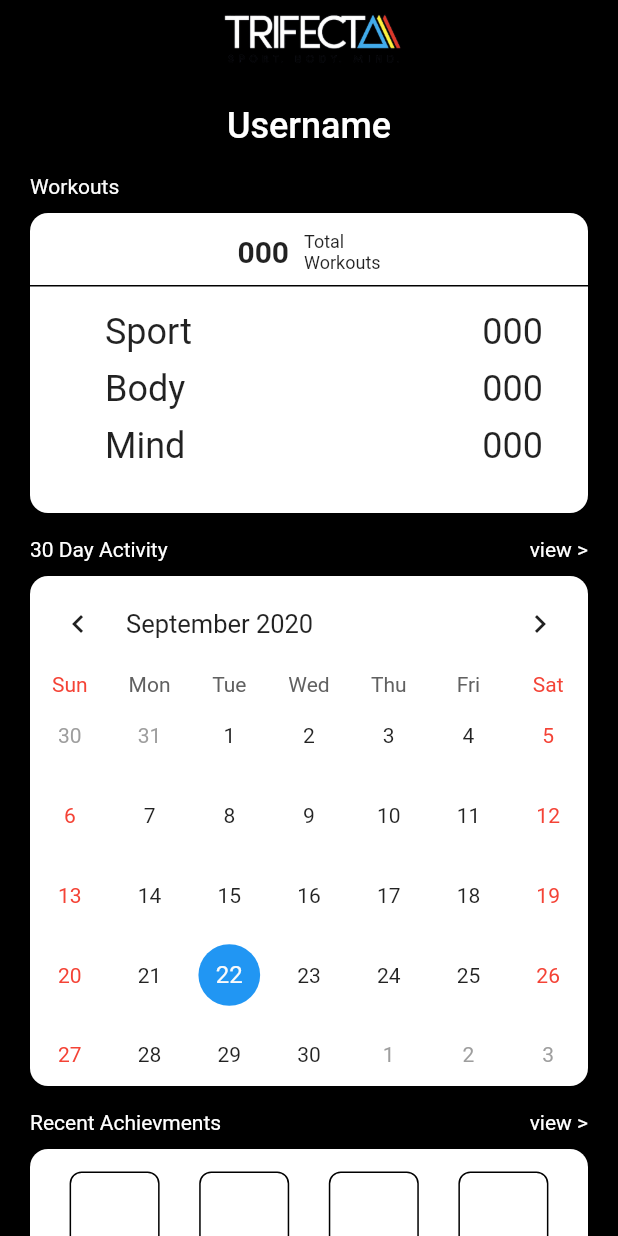
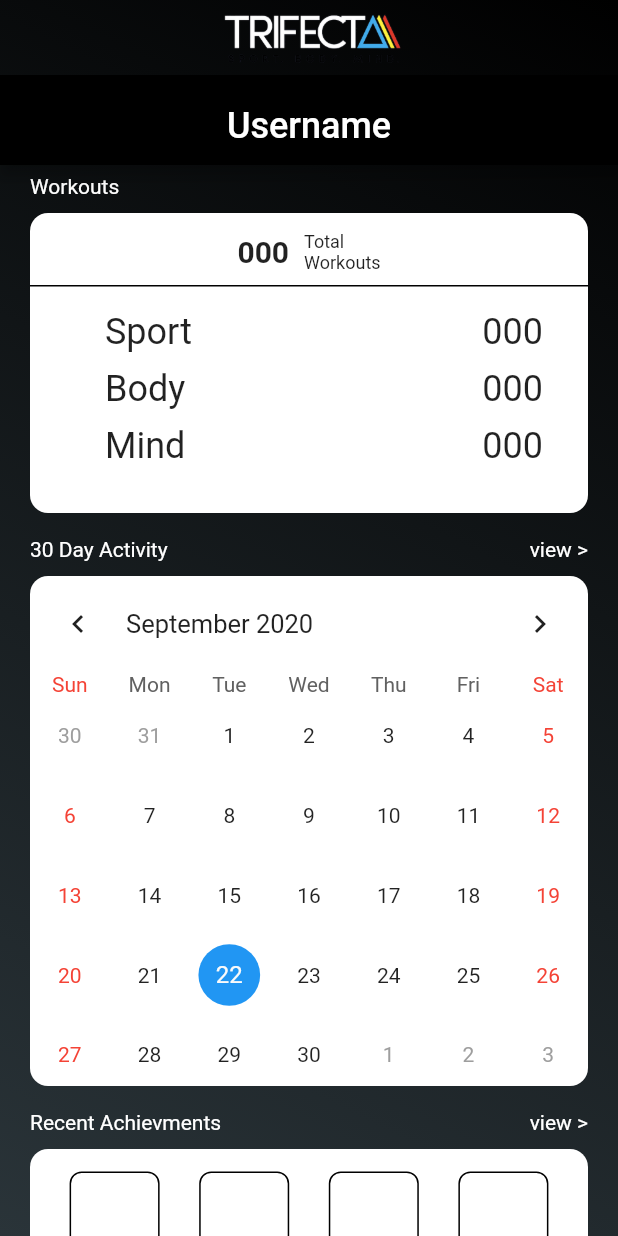
Before and after one commit to juderzzo/TrifectaAppFull, a Flutter app: the ProfileRoute screen opened directly, scrolled down 240 dp, on a phone screen of 412 x 824 dp. Run offline on Flutter 3.47's test engine with Material 2 defaults, Android fonts, the phone set to English and light mode, and no system bars; drawn by our look-alikes of table_calendar; our stand-ins replace flutter_svg, font_awesome_flutter, google_fonts, titled_navigation_bar, video_player; missing offline and left inert: agora_rtc_engine, social_media_buttons; project files that could hold a hidden picture were left out.

```diff
--- a/TrifectaApp/lib/personal/profile.dart
+++ b/TrifectaApp/lib/personal/profile.dart
@@ -29,12 +29,19 @@ class _ProfileRouteState extends State<ProfileRoute>{
   final TextStyle greyTExt = TextStyle(
     color: Colors.grey.shade400,
   );
+  Color gunmetal = Color(0xFF2A3439);
   @override
   Widget build(BuildContext context) {
 
     return SafeArea(
+      child: Container(
+        decoration: BoxDecoration(
+            gradient: LinearGradient(
+              begin: Alignment.topRight,
+              end: Alignment.bottomLeft,
+              colors: [Colors.black, gunmetal])),
               child: Scaffold(
-        backgroundColor: Colors.black,
+          backgroundColor: Colors.transparent,
           body: Column(
             children: [
               Header(),
@@ -446,6 +453,7 @@ class _ProfileRouteState extends State<ProfileRoute>{
             ],
           ),
         ),
+      ),
     );
       /* Theme(
         data: Theme.of(context).copyWith(
```
Lines whose indentation alone changed are shown as unchanged.
